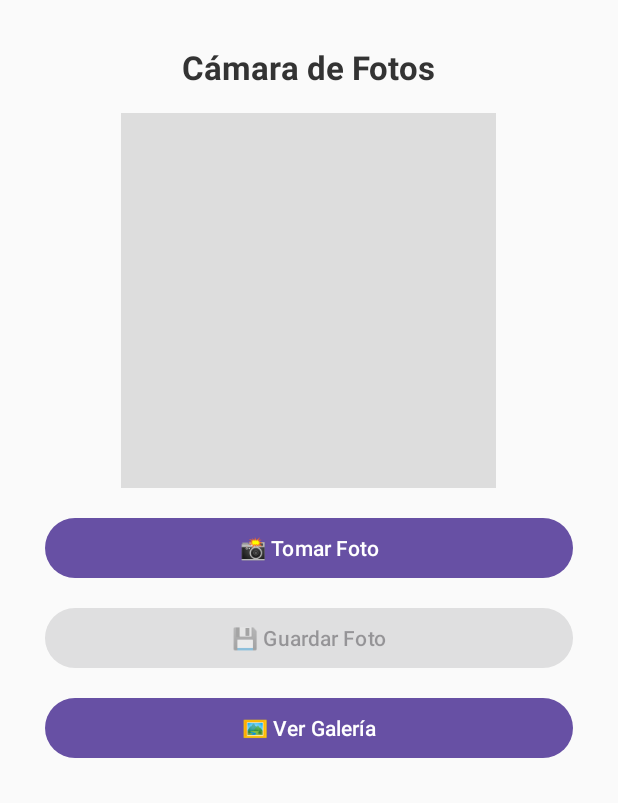
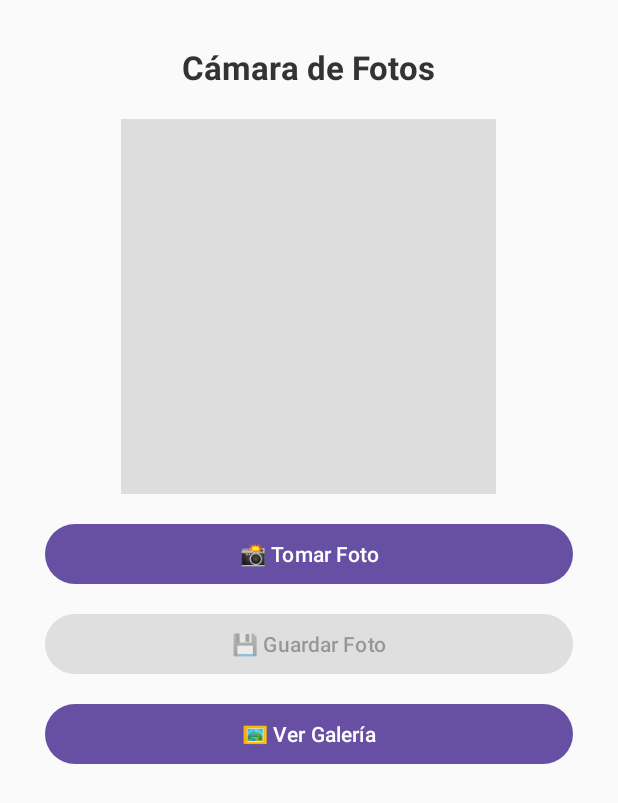
Before and after one commit to kelvinhe04/CamaraFotoApp, an Android app: the screen it shows after launch (MainActivity), on a phone screen of 412 x 824 dp. Shown: the top 803 px of the screen. Run offline under Robolectric (Android 15) with nearby library versions, the phone set to English and light mode, and no system bars.

Commit message:
Refactor photo saving and gallery management
This commit introduces several improvements to photo saving and gallery management:

- **MainActivity.java**:
    - After saving a photo, the `ImageView` preview is now cleared.
    - The temporary photo file (`tempFoto`) is deleted after the image is successfully saved to its permanent location.

- **GaleriaActivity.java**:
    - Added a `Toast` message to confirm when all photos have been successfully deleted from the gallery.

- **activity_main.xml**:
    - Increased the bottom margin of the title "Cámara de Fotos" from `16dp` to `20dp` for better visual spacing.

```diff
--- a/app/src/main/java/com/example/camarafotoapp/GaleriaActivity.java
+++ b/app/src/main/java/com/example/camarafotoapp/GaleriaActivity.java
@@ -4,6 +4,7 @@ import android.net.Uri;
 import android.os.Bundle;
 import android.os.Environment;
 import android.widget.Button;
+import android.widget.Toast;
 
 import androidx.appcompat.app.AppCompatActivity;
 import androidx.recyclerview.widget.GridLayoutManager;
@@ -57,6 +58,7 @@ public class GaleriaActivity extends AppCompatActivity {
                 }
             }
             fotosGuardadas.clear();
+            Toast.makeText(this, "Todas las fotos han sido borradas", Toast.LENGTH_SHORT).show();
             galeriaAdapter.notifyDataSetChanged();
         }
     }
--- a/app/src/main/res/layout/activity_main.xml
+++ b/app/src/main/res/layout/activity_main.xml
@@ -18,7 +18,7 @@
             android:text="Cámara de Fotos"
             android:textSize="22sp"
             android:textStyle="bold"
-            android:layout_marginBottom="16dp"
+            android:layout_marginBottom="20dp"
             android:textColor="#333" />
 
         <ImageView
```
Also changed, not shown: app/src/main/java/com/example/camarafotoapp/MainActivity.java (+9 -0 lines).
